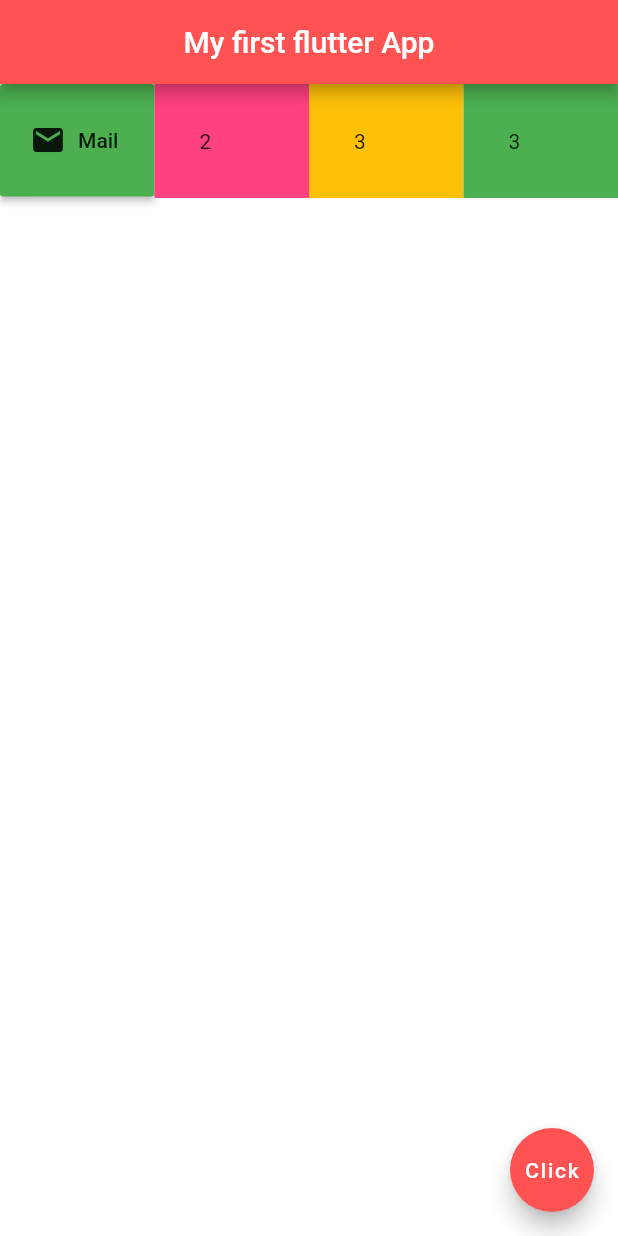
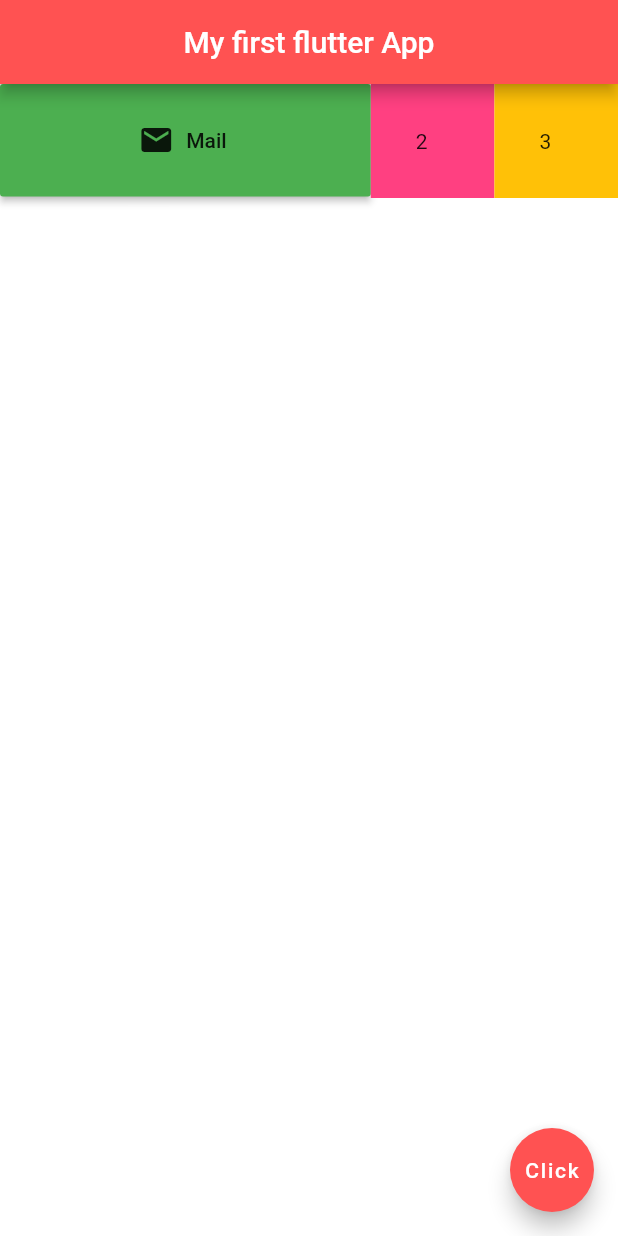
Before and after one commit to Lakshan555/FlutterTest, a Flutter app: the screen it shows after launch, on a phone screen of 412 x 824 dp. Run offline on Flutter 3.47's test engine with Material 2 defaults, Android fonts, the phone set to English and light mode, and no system bars.

Commit message:
Expand with button(flex)

```diff
--- a/lib/main.dart
+++ b/lib/main.dart
@@ -21,6 +21,7 @@ class Home extends StatelessWidget {
         children: [
           Column(),
           Expanded(
+            flex: 3,
             child: Container(
               height: 75,
               child:RaisedButton.icon(
@@ -47,14 +48,6 @@ class Home extends StatelessWidget {
               child: Text('3'),
             ),
           ),
-          Expanded(
-            child: Container(
-              padding: EdgeInsets.all(30.0),
-              color: Colors.green,
-              child: Text('3'),
-            ),
-          ),
-
 
         ],
       ),
```
